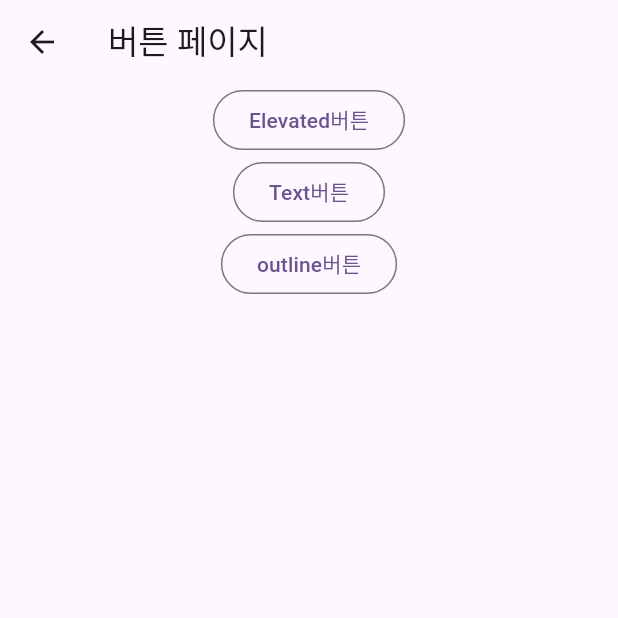
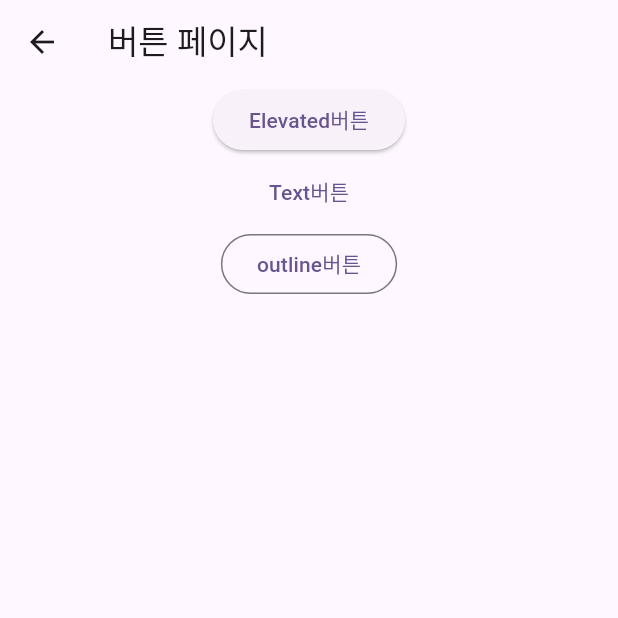
Before and after one commit to gimujeongsig/flutter, a Flutter app: the ButtonPage screen opened by its route, on a phone screen of 412 x 824 dp, the top half of it. Run offline on Flutter 3.47's test engine with Material 3 defaults, Android fonts, the phone set to English and light mode, and no system bars.

Commit message:
버튼을 만들었다

```diff
--- a/lib/button_page.dart
+++ b/lib/button_page.dart
@@ -18,13 +18,13 @@ class _ButtonPageState extends State<ButtonPage> {
         child: Column(
           children: [
             Center(
-              child: OutlinedButton(
+              child: ElevatedButton(
                   onPressed: ()=> print("Elevated Button"),
                   child: const Text('Elevated버튼'),
             ),
           ),
           Center(
-            child: OutlinedButton(
+            child: TextButton(
                onPressed: ()=> print("Text Button"),
                child: const Text("Text버튼")
            ),
```
